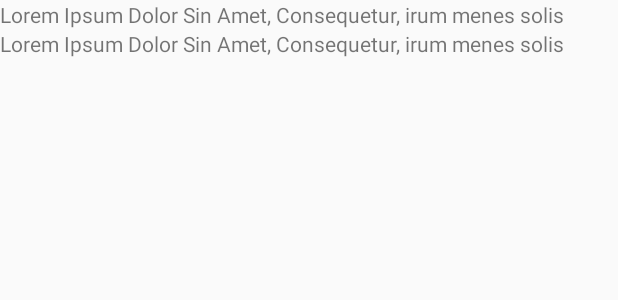
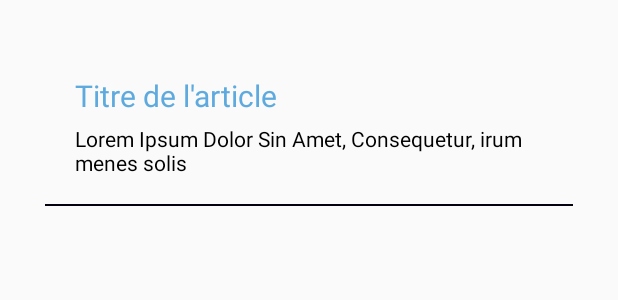
Before and after one commit to vianmora/WhoKnows, an Android app: the layout item_flux.xml on its own in the app's theme, with its tools: preview values and no code run, on a phone screen of 412 x 824 dp. Shown: the top 300 px of the screen. Run offline under Robolectric (Android 15) with nearby library versions, the phone set to English and light mode, and no system bars; network calls fail.

```diff
--- a/app/src/main/java/com/example/whoknows2/adapters/ArticleAdapter.java
+++ b/app/src/main/java/com/example/whoknows2/adapters/ArticleAdapter.java
@@ -41,4 +41,5 @@ public class ArticleAdapter extends ArrayAdapter<Article> {
         return convertView;
 
     }
+
 }
--- a/app/src/main/java/com/example/whoknows2/models/LecteurFluxAsync.java
+++ b/app/src/main/java/com/example/whoknows2/models/LecteurFluxAsync.java
@@ -41,7 +41,6 @@ public class LecteurFluxAsync extends AsyncTask<String, Void, JSONArray> {
     protected void onProgressUpdate(Void... values) {
         super.onProgressUpdate(values);
     }
-
     protected void onPostExecute(JSONArray articlesJSON) {
         mActivity.setContentView(R.layout.activity_flux);
     }
--- /dev/null
+++ b/app/src/main/res/drawable/background_item.xml
@@ -0,0 +1,16 @@
+<?xml version="1.0" encoding="utf-8"?>
+
+<layer-list xmlns:android="http://schemas.android.com/apk/res/android">
+    <item
+        android:bottom="1dp"
+        android:left="-2dp"
+        android:right="-2dp"
+        android:top="-2dp">
+        <shape android:shape="rectangle">
+            <stroke
+                android:width="1dp"
+                android:color="#030310" />
+
+        </shape>
+    </item>
+</layer-list>
--- a/app/src/main/res/layout/item_flux.xml
+++ b/app/src/main/res/layout/item_flux.xml
@@ -1,19 +1,27 @@
 <?xml version="1.0" encoding="utf-8"?>
-<LinearLayout
+<RelativeLayout
     xmlns:android="http://schemas.android.com/apk/res/android"
     android:orientation="vertical"
     android:layout_width="match_parent"
-    android:layout_height="match_parent">
+    android:layout_height="wrap_content"
+    android:padding="20dp"
+    android:layout_margin="30dp"
+    android:background="@drawable/background_item">
 
     <TextView
         android:id="@+id/item_flux_title"
         android:layout_width="match_parent"
         android:layout_height="wrap_content"
-        android:text="@string/texte_par_default"/>
+        android:text="Titre de l'article"
+        android:textColor="@color/colorPrimary"
+        android:textSize="20sp"
+        android:layout_marginBottom="5dp"/>
     <TextView
         android:id="@+id/item_flux_description"
         android:layout_width="match_parent"
         android:layout_height="wrap_content"
-        android:text="@string/texte_par_default"/>
+        android:textColor="@android:color/black"
+        android:text="@string/texte_par_default"
+        android:layout_below="@id/item_flux_title"/>
 
-</LinearLayout>
+</RelativeLayout>
```
Also changed, not shown: app/src/main/java/com/example/whoknows2/MainActivity.java (+96 -15 lines), app/src/main/java/com/example/whoknows2/models/FluxArticle.java (+33 -8 lines), app/src/main/res/drawable/title_bar.xml (added, +22 -0 lines), app/src/main/res/layout/activity_flux.xml (+32 -7 lines), app/src/main/res/menu/source_menu.xml (added, +9 -0 lines), 1 other file.
